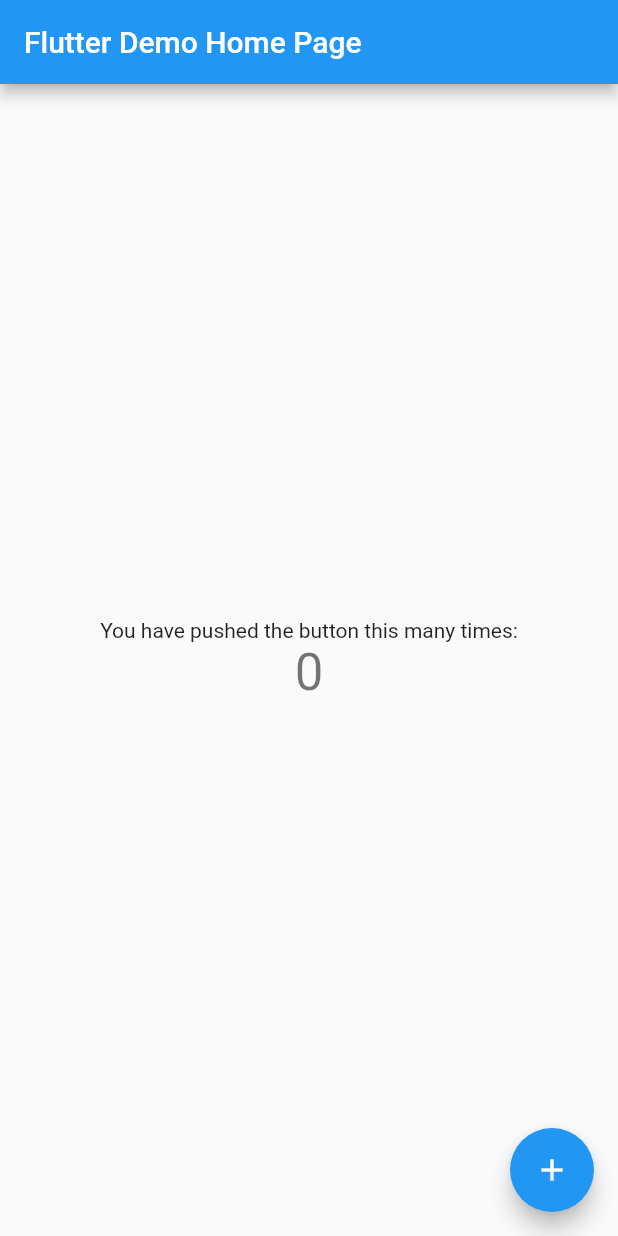
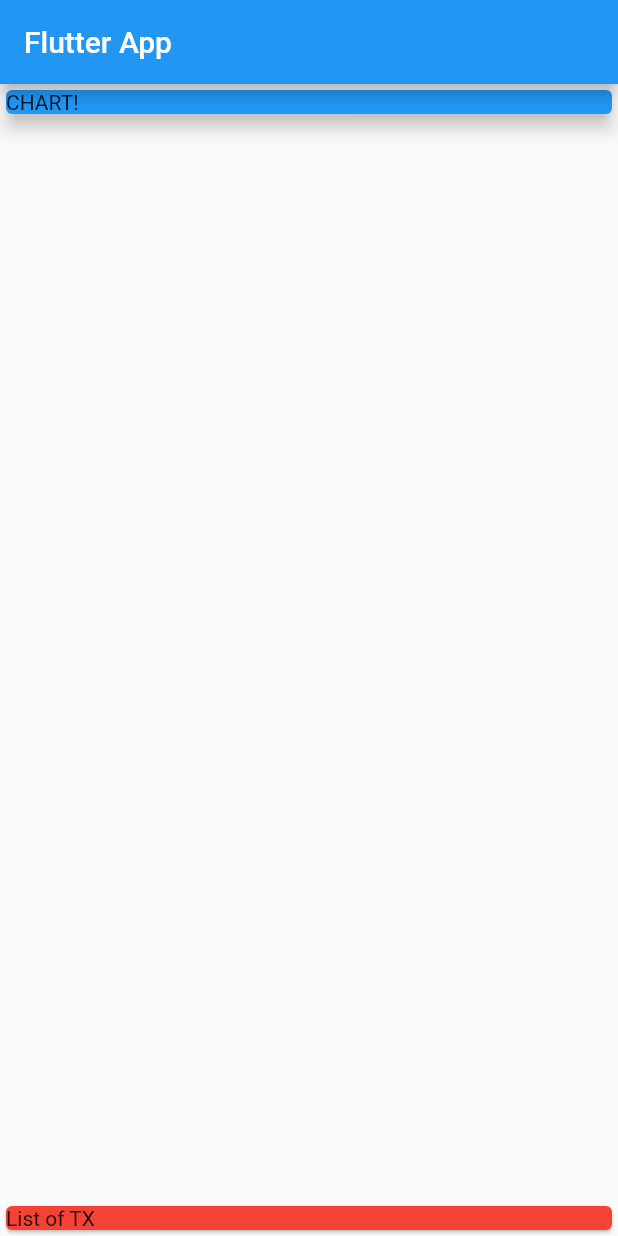
Before and after one commit to dschlauderaff/flutter_personal_expense, a Flutter app: the screen it shows after launch, on a phone screen of 412 x 824 dp. Run offline on Flutter 3.47's test engine with Material 2 defaults, Android fonts, the phone set to English and light mode, and no system bars.

Commit message:
add layout widgets and dummy transaction data

```diff
--- a/lib/main.dart
+++ b/lib/main.dart
@@ -1,111 +1,52 @@
 import 'package:flutter/material.dart';
+import './transaction.dart';
 
 void main() => runApp(MyApp());
 
 class MyApp extends StatelessWidget {
-  // This widget is the root of your application.
   @override
   Widget build(BuildContext context) {
     return MaterialApp(
-      title: 'Flutter Demo',
-      theme: ThemeData(
-        // This is the theme of your application.
-        //
-        // Try running your application with "flutter run". You'll see the
-        // application has a blue toolbar. Then, without quitting the app, try
-        // changing the primarySwatch below to Colors.green and then invoke
-        // "hot reload" (press "r" in the console where you ran "flutter run",
-        // or simply save your changes to "hot reload" in a Flutter IDE).
-        // Notice that the counter didn't reset back to zero; the application
-        // is not restarted.
-        primarySwatch: Colors.blue,
-      ),
-      home: MyHomePage(title: 'Flutter Demo Home Page'),
+      title: 'Flutter App',
+      home: MyHomePage(),
     );
   }
 }
 
-class MyHomePage extends StatefulWidget {
-  MyHomePage({Key key, this.title}) : super(key: key);
-
-  // This widget is the home page of your application. It is stateful, meaning
-  // that it has a State object (defined below) that contains fields that affect
-  // how it looks.
-
-  // This class is the configuration for the state. It holds the values (in this
-  // case the title) provided by the parent (in this case the App widget) and
-  // used by the build method of the State. Fields in a Widget subclass are
-  // always marked "final".
-
-  final String title;
-
-  @override
-  _MyHomePageState createState() => _MyHomePageState();
-}
-
-class _MyHomePageState extends State<MyHomePage> {
-  int _counter = 0;
-
-  void _incrementCounter() {
-    setState(() {
-      // This call to setState tells the Flutter framework that something has
-      // changed in this State, which causes it to rerun the build method below
-      // so that the display can reflect the updated values. If we changed
-      // _counter without calling setState(), then the build method would not be
-      // called again, and so nothing would appear to happen.
-      _counter++;
-    });
-  }
+class MyHomePage extends StatelessWidget {
+  final List<Transaction> transactions = [
+    Transaction(
+        id: 't1', title: 'New shoes', amount: 69.99, date: DateTime.now()),
+    Transaction(
+        id: 't2', title: 'New phone', amount: 969.99, date: DateTime.now()),
+    Transaction(
+        id: 't3', title: 'Groceries', amount: 169.99, date: DateTime.now()),
+  ];
 
   @override
   Widget build(BuildContext context) {
-    // This method is rerun every time setState is called, for instance as done
-    // by the _incrementCounter method above.
-    //
-    // The Flutter framework has been optimized to make rerunning build methods
-    // fast, so that you can just rebuild anything that needs updating rather
-    // than having to individually change instances of widgets.
     return Scaffold(
       appBar: AppBar(
-        // Here we take the value from the MyHomePage object that was created by
-        // the App.build method, and use it to set our appbar title.
-        title: Text(widget.title),
+        title: Text('Flutter App'),
       ),
-      body: Center(
-        // Center is a layout widget. It takes a single child and positions it
-        // in the middle of the parent.
-        child: Column(
-          // Column is also a layout widget. It takes a list of children and
-          // arranges them vertically. By default, it sizes itself to fit its
-          // children horizontally, and tries to be as tall as its parent.
-          //
-          // Invoke "debug painting" (press "p" in the console, choose the
-          // "Toggle Debug Paint" action from the Flutter Inspector in Android
-          // Studio, or the "Toggle Debug Paint" command in Visual Studio Code)
-          // to see the wireframe for each widget.
-          //
-          // Column has various properties to control how it sizes itself and
-          // how it positions its children. Here we use mainAxisAlignment to
-          // center the children vertically; the main axis here is the vertical
-          // axis because Columns are vertical (the cross axis would be
-          // horizontal).
-          mainAxisAlignment: MainAxisAlignment.center,
-          children: <Widget>[
-            Text(
-              'You have pushed the button this many times:',
+      body: Column(
+        mainAxisAlignment: MainAxisAlignment.spaceBetween,
+        crossAxisAlignment: CrossAxisAlignment.stretch,
+        children: <Widget>[
+          Container(
+            width: double.infinity,
+            child: Card(
+              color: Colors.blue,
+              child: Text('CHART!'),
+              elevation: 5,
             ),
-            Text(
-              '$_counter',
-              style: Theme.of(context).textTheme.display1,
-            ),
-          ],
-        ),
+          ),
+          Card(
+            color: Colors.red,
+            child: Text('List of TX'),
+          ),
+        ],
       ),
-      floatingActionButton: FloatingActionButton(
-        onPressed: _incrementCounter,
-        tooltip: 'Increment',
-        child: Icon(Icons.add),
-      ), // This trailing comma makes auto-formatting nicer for build methods.
     );
   }
 }
```
